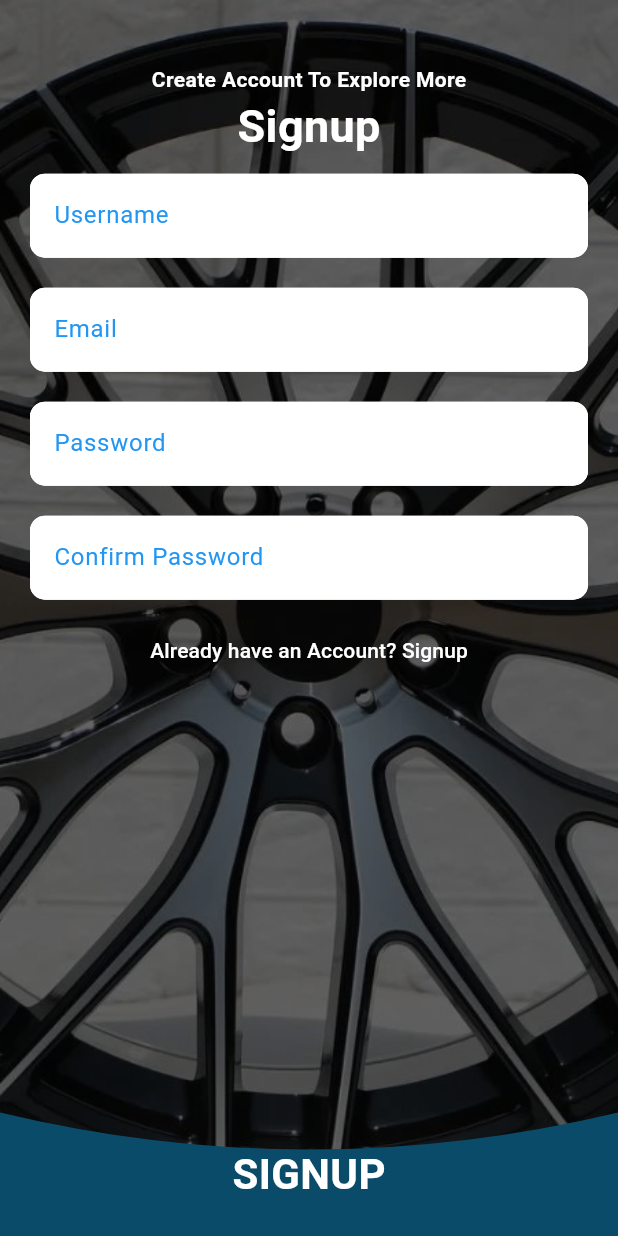
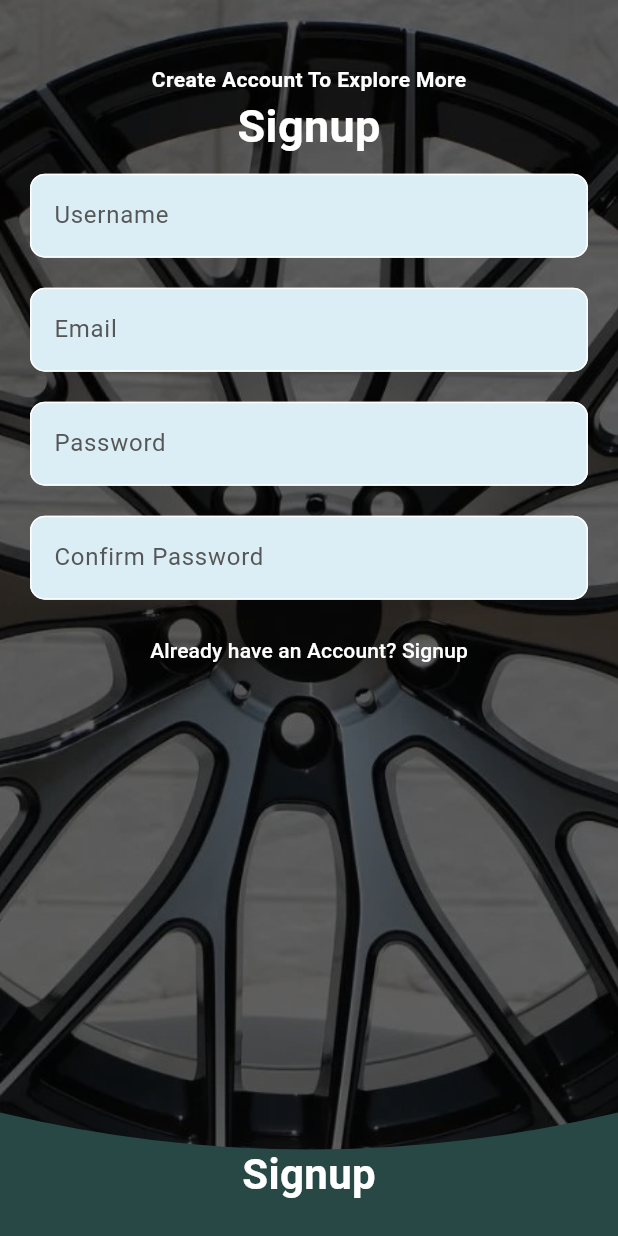
Before and after one commit to hijasahamed/Auto_Mates, a Flutter app: the screen it shows after launch, after a tap on "Don’t have an Account? Signup", on a phone screen of 412 x 824 dp. Run offline on Flutter 3.47's test engine with Material 3 defaults, Android fonts, the phone set to English and light mode, and no system bars; our stand-ins replace animated_text_kit, carousel_slider, font_awesome_flutter; network calls fail.

Commit message:
latest push

```diff
--- a/lib/screens/authentications/text_form_field_widget.dart
+++ b/lib/screens/authentications/text_form_field_widget.dart
@@ -12,9 +12,9 @@ class TextFormFieldWidget extends StatelessWidget {
         style: const TextStyle(color: Color(0xFF424141),fontWeight: FontWeight.normal),
         decoration: InputDecoration(
               hintText: hintText,
-              hintStyle: const TextStyle(color: Colors.blue,fontWeight: FontWeight.normal),
+              hintStyle: const TextStyle(color: Color.fromARGB(255, 86, 86, 86),fontWeight: FontWeight.normal),
               suffixIcon: icon,
-              fillColor: Colors.white,
+              fillColor: const Color(0xFFDBEDF5),
               filled: true,
               enabledBorder: const OutlineInputBorder(
                 borderSide: BorderSide(color: Colors.white),
--- a/lib/screens/authentications/user_login_screen.dart
+++ b/lib/screens/authentications/user_login_screen.dart
@@ -99,9 +99,9 @@ class UserLoginScreen extends StatelessWidget {
                   child: ClipPath(
                     clipper: Customshape(),
                     child: Container(
-                      color: const Color.fromARGB(255, 9, 75, 104),
+                      color: const Color(0xFF284845),
                       height: screenSize.height/10,
-                      child: const Center(child: Text('LOGIN',style: TextStyle(fontSize: 28,fontWeight: FontWeight.w600,color: Colors.white),)),
+                      child: const Center(child: Text('Login',style: TextStyle(fontSize: 28,fontWeight: FontWeight.w600,color: Colors.white),)),
                     ),
                   ),
                 )
--- a/lib/screens/authentications/user_signup_screen.dart
+++ b/lib/screens/authentications/user_signup_screen.dart
@@ -85,11 +85,11 @@ class UserSignupScreen extends StatelessWidget {
                   child: ClipPath(
                     clipper: Customshape(),
                     child: Container(
-                      color: const Color.fromARGB(255, 9, 75, 104),
+                      color: const Color(0xFF284845),
                       height: screenSize.height/10,
                       child: const Center(
                           child: Text(
-                        'SIGNUP',
+                        'Signup',
                         style: TextStyle(
                             fontSize: 28,
                             fontWeight: FontWeight.w600,
```
Also changed, not shown: lib/screens/buyscreentab/ui/car_details_widget.dart (+16 -1 lines), lib/screens/buyscreentab/ui/specification_features_widget.dart (added, +14 -0 lines).
